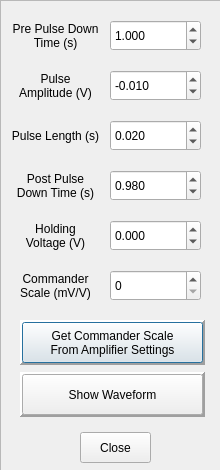
Before: the Qt Designer form edit_pulse.ui in acpennlab/NidaqScope, drawn with Qt 5.
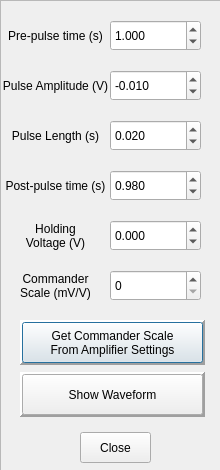
After: the same form once the commit is applied.

Commit message: updated labels in edit pulse window

Diff of the .ui file:
```diff
--- a/edit_pulse.ui
+++ b/edit_pulse.ui
@@ -69,8 +69,7 @@
      <string>Length of pre pulse down time</string>
     </property>
     <property name="text">
-     <string>Pre Pulse Down 
-Time (s)</string>
+     <string>Pre-pulse time (s)</string>
     </property>
     <property name="alignment">
      <set>Qt::AlignCenter</set>
@@ -176,8 +175,7 @@
      <string>Amplitude of voltage step</string>
     </property>
     <property name="text">
-     <string>Pulse 
-Amplitude (V)</string>
+     <string>Pulse Amplitude (V)</string>
     </property>
     <property name="alignment">
      <set>Qt::AlignCenter</set>
@@ -224,8 +222,7 @@
      <string>Length of post pulse down time</string>
     </property>
     <property name="text">
-     <string>Post Pulse 
-Down Time (s)</string>
+     <string>Post-pulse time (s)</string>
     </property>
     <property name="alignment">
      <set>Qt::AlignCenter</set>
```
Left out of the diff: 6 changed lines with no effect on the pictures. The commit also changes 1 other file.
